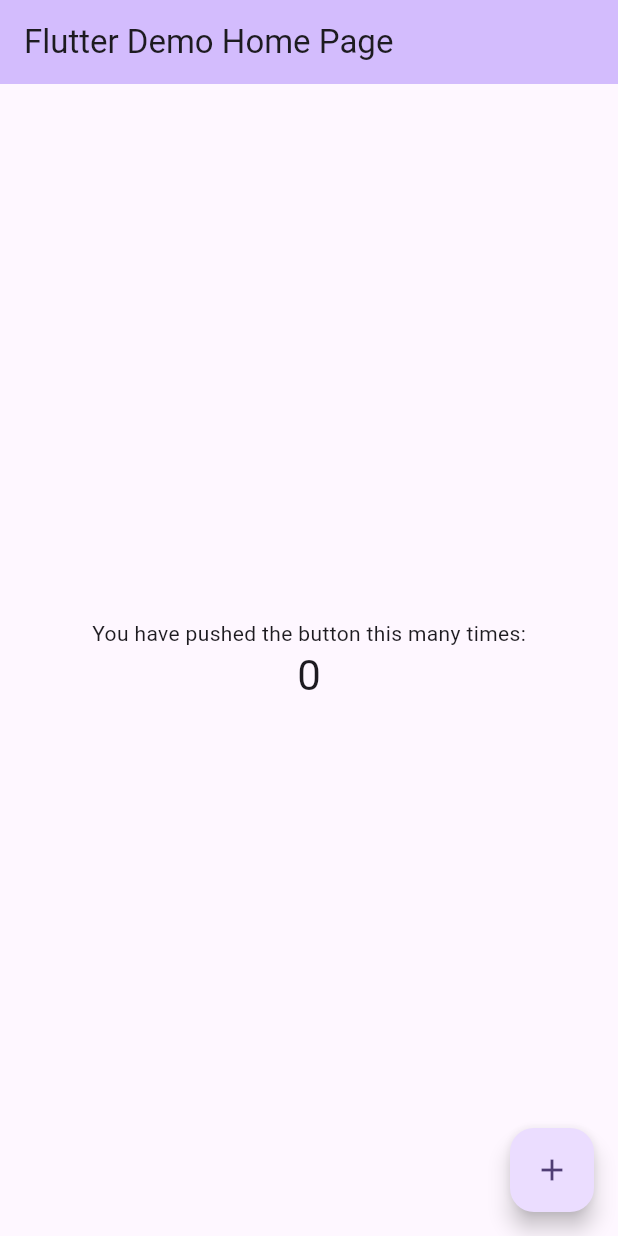
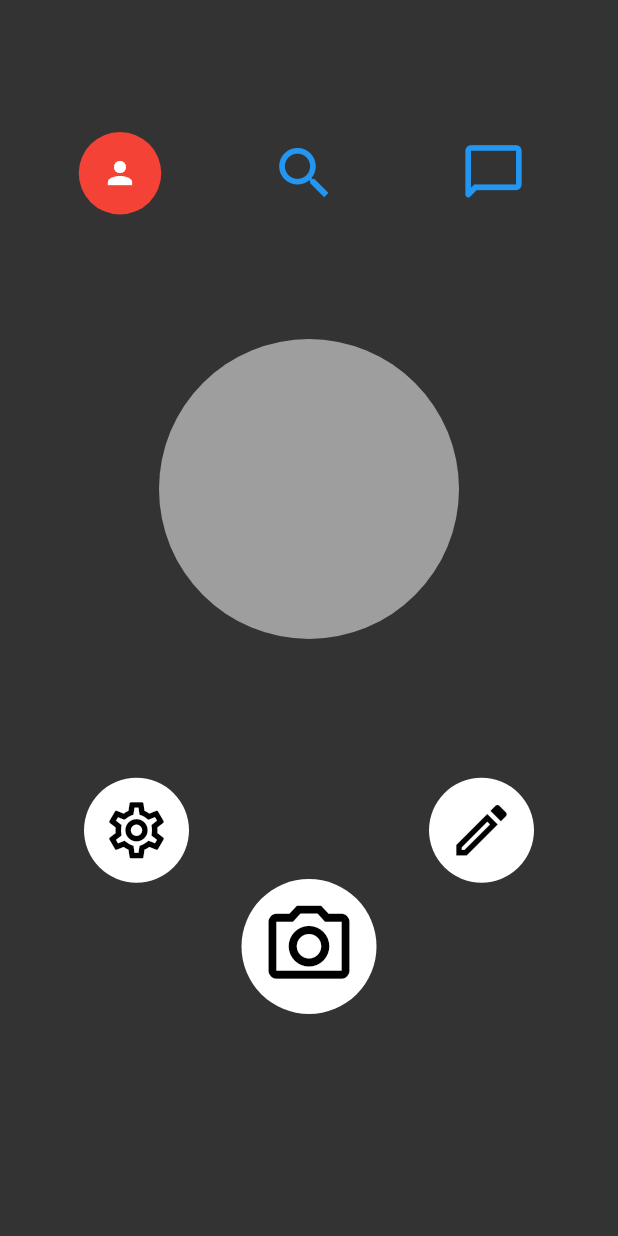
Before and after one commit to RihdoRian564265/dattingapp, a Flutter app: the screen it shows after launch, on a phone screen of 412 x 824 dp. Run offline on Flutter 3.47's test engine with Material 3 defaults, Android fonts, the phone set to English and light mode, and no system bars; our stand-ins replace flutter_iconly, flutter_svg.

Commit message:
profile_screen

```diff
--- a/lib/main.dart
+++ b/lib/main.dart
@@ -1,3 +1,4 @@
+import 'package:dattingapp/profile_screen.dart';
 import 'package:flutter/material.dart';
 
 void main() {
@@ -11,115 +12,13 @@
   @override
   Widget build(BuildContext context) {
     return MaterialApp(
+      debugShowCheckedModeBanner: false,
       title: 'Flutter Demo',
       theme: ThemeData(
-        // This is the theme of your application.
-        //
-        // TRY THIS: Try running your application with "flutter run". You'll see
-        // the application has a purple toolbar. Then, without quitting the app,
-        // try changing the seedColor in the colorScheme below to Colors.green
-        // and then invoke "hot reload" (save your changes or press the "hot
-        // reload" button in a Flutter-supported IDE, or press "r" if you used
-        // the command line to start the app).
-        //
-        // Notice that the counter didn't reset back to zero; the application
-        // state is not lost during the reload. To reset the state, use hot
-        // restart instead.
-        //
-        // This works for code too, not just values: Most code changes can be
-        // tested with just a hot reload.
         colorScheme: ColorScheme.fromSeed(seedColor: Colors.deepPurple),
         useMaterial3: true,
       ),
-      home: const MyHomePage(title: 'Flutter Demo Home Page'),
+      home: ProfileScreen(),
     );
   }
 }
-
-class MyHomePage extends StatefulWidget {
-  const MyHomePage({super.key, required this.title});
-
-  // This widget is the home page of your application. It is stateful, meaning
-  // that it has a State object (defined below) that contains fields that affect
-  // how it looks.
-
-  // This class is the configuration for the state. It holds the values (in this
-  // case the title) provided by the parent (in this case the App widget) and
-  // used by the build method of the State. Fields in a Widget subclass are
-  // always marked "final".
-
-  final String title;
-
-  @override
-  State<MyHomePage> createState() => _MyHomePageState();
-}
-
-class _MyHomePageState extends State<MyHomePage> {
-  int _counter = 0;
-
-  void _incrementCounter() {
-    setState(() {
-      // This call to setState tells the Flutter framework that something has
-      // changed in this State, which causes it to rerun the build method below
-      // so that the display can reflect the updated values. If we changed
-      // _counter without calling setState(), then the build method would not be
-      // called again, and so nothing would appear to happen.
-      _counter++;
-    });
-  }
-
-  @override
-  Widget build(BuildContext context) {
-    // This method is rerun every time setState is called, for instance as done
-    // by the _incrementCounter method above.
-    //
-    // The Flutter framework has been optimized to make rerunning build methods
-    // fast, so that you can just rebuild anything that needs updating rather
-    // than having to individually change instances of widgets.
-    return Scaffold(
-      appBar: AppBar(
-        // TRY THIS: Try changing the color here to a specific color (to
-        // Colors.amber, perhaps?) and trigger a hot reload to see the AppBar
-        // change color while the other colors stay the same.
-        backgroundColor: Theme.of(context).colorScheme.inversePrimary,
-        // Here we take the value from the MyHomePage object that was created by
-        // the App.build method, and use it to set our appbar title.
-        title: Text(widget.title),
-      ),
-      body: Center(
-        // Center is a layout widget. It takes a single child and positions it
-        // in the middle of the parent.
-        child: Column(
-          // Column is also a layout widget. It takes a list of children and
-          // arranges them vertically. By default, it sizes itself to fit its
-          // children horizontally, and tries to be as tall as its parent.
-          //
-          // Column has various properties to control how it sizes itself and
-          // how it positions its children. Here we use mainAxisAlignment to
-          // center the children vertically; the main axis here is the vertical
-          // axis because Columns are vertical (the cross axis would be
-          // horizontal).
-          //
-          // TRY THIS: Invoke "debug painting" (choose the "Toggle Debug Paint"
-          // action in the IDE, or press "p" in the console), to see the
-          // wireframe for each widget.
-          mainAxisAlignment: MainAxisAlignment.center,
-          children: <Widget>[
-            const Text(
-              'You have pushed the button this many times:',
-            ),
-            Text(
-              '$_counter',
-              style: Theme.of(context).textTheme.headlineMedium,
-            ),
-          ],
-        ),
-      ),
-      floatingActionButton: FloatingActionButton(
-        onPressed: _incrementCounter,
-        tooltip: 'Increment',
-        child: const Icon(Icons.add),
-      ), // This trailing comma makes auto-formatting nicer for build methods.
-    );
-  }
-}
--- /dev/null
+++ b/lib/profile_screen.dart
@@ -0,0 +1,108 @@
+import 'package:flutter/material.dart';
+import 'package:flutter_iconly/flutter_iconly.dart';
+import 'package:flutter_svg/flutter_svg.dart';
+
+class ProfileScreen extends StatelessWidget {
+  @override
+  Widget build(BuildContext context) {
+    return Scaffold(
+      backgroundColor: const Color(0xFF333333),
+      body: Container(
+        margin: EdgeInsets.only(top: 85),
+        child: Column(
+          children: <Widget>[
+            // Top icons
+            Row(
+              mainAxisAlignment: MainAxisAlignment.center,
+              children: [
+                Container(
+                  width: 55,
+                  height: 55,
+                  decoration: BoxDecoration(
+                      color: Colors.red,
+                      borderRadius: BorderRadius.circular(50)),
+                  child: IconButton(
+                    icon: Icon(Icons.person),
+                    color: Colors.white,
+                    onPressed: () {},
+                  ),
+                ),
+                SizedBox(width: 65),
+                IconButton(
+                  icon: Icon(Icons.search_outlined),
+                  color: Colors.blue,
+                  iconSize: 45,
+                  onPressed: () {},
+                ),
+                SizedBox(width: 65),
+                IconButton(
+                  icon: Icon(Icons.messenger_outline_rounded),
+                  color: Colors.blue,
+                  iconSize: 45,
+                  onPressed: () {},
+                ),
+              ],
+            ),
+            SizedBox(height: 80),
+            // Circular Avatars
+            CircleAvatar(
+              radius: 100,
+              backgroundColor: Colors.grey,
+            ),
+            SizedBox(height:5),
+            // Bottom icons
+            Row(
+              mainAxisAlignment: MainAxisAlignment.center,
+              children: [
+                Container(
+                  width: 70,
+                  height: 70,
+                  decoration: BoxDecoration(
+                      color: Colors.white,
+                      borderRadius: BorderRadius.circular(50)),
+                  child: IconButton(
+                    icon: Icon(Icons.settings_outlined),
+                    iconSize: 45,
+                    color: Colors.black,
+                    onPressed: () {},
+                  ),
+                ),
+                SizedBox(
+                  width: 35,
+                ),
+                Container(
+                  width: 90,
+                  height: 90,
+                  decoration: BoxDecoration(
+                      color: Colors.white,
+                      borderRadius: BorderRadius.circular(50)),
+                  margin: EdgeInsets.only(top: 155),
+                  child: IconButton(
+                    icon: Icon(Icons.camera_alt_outlined),
+                    color: Colors.black,
+                    iconSize: 65,
+                    onPressed: () {},
+                  ),
+                ),
+                SizedBox(width: 35),
+                Container(
+                  width: 70,
+                  height: 70,
+                   decoration: BoxDecoration(
+                      color: Colors.white,
+                      borderRadius: BorderRadius.circular(50)),
+                  child: IconButton(
+                    icon: Icon(Icons.edit_outlined),
+                    iconSize: 45,
+                    color: Colors.black,
+                    onPressed: () {},
+                  ),
+                ),
+              ],
+            ),
+          ],
+        ),
+      ),
+    );
+  }
+}
--- a/pubspec.yaml
+++ b/pubspec.yaml
@@ -35,6 +35,9 @@ dependencies:
   # The following adds the Cupertino Icons font to your application.
   # Use with the CupertinoIcons class for iOS style icons.
   cupertino_icons: ^1.0.6
+  flutter_iconly: ^1.0.2
+  flutter_svg: ^2.0.10+1
+
 
 dev_dependencies:
   flutter_test:
```
Also changed, not shown: pubspec.lock.
